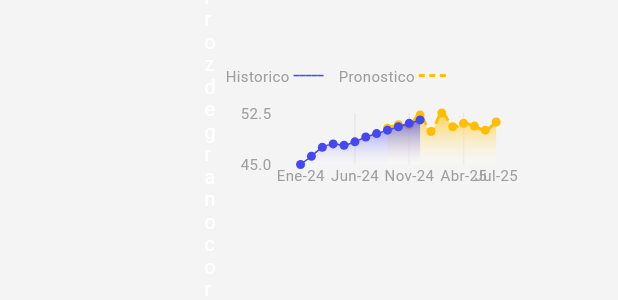
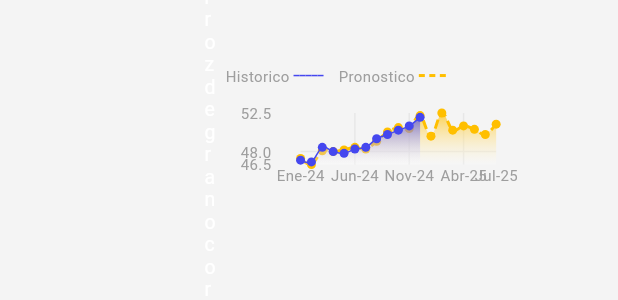
Before and after one commit to arthurcastrov/modelos_predictivos_agro, a Flutter app: the EmbededPrediccionPrecioArroz widget shown alone on an empty page, opened directly, on a phone screen of 412 x 824 dp. Shown: the part 525-825 px from the top of the screen. Run offline on Flutter 3.47's test engine with Material 3 defaults, Android fonts, the phone set to English and light mode, and no system bars; drawn by our look-alikes of dotted_line, fl_chart; our stand-ins replace file_picker, firebase_auth, firebase_core, font_awesome_flutter, go_router; missing offline and left inert: widgets_easier; accounts and stored records are empty; generated files the repository leaves out were written again; Roboto replaces fonts that are missing (Inter); statements that could not run were skipped.

Commit message:
:sparkles: Se modifica la grafica y los datos de las mismas para poder filtrar por al menos dos productos

```diff
--- /dev/null
+++ b/lib/components/datos_prueba.dart
@@ -0,0 +1,90 @@
+final Map<String, Map<String, Map<String, double>>> preciosTipoArroz = {
+  "ArrozGranoCorto": {
+    "historical": {
+      'Ene-24': 47.0,
+      'Feb-24': 46.8,
+      'Mar-24': 48.5,
+      'Abr-24': 48.0,
+      'May-24': 47.8,
+      'Jun-24': 48.3,
+      'Jul-24': 48.5,
+      'Ago-24': 49.5,
+      'Sep-24': 50.0,
+      'Oct-24': 50.5,
+      'Nov-24': 51.0,
+      'Dic-24': 52.0,
+      'Ene-25': 48.0,
+      'Feb-25': 52.5,
+      'Mar-25': 50.5,
+      'Abr-25': 51.0,
+      'May-25': 50.6,
+      'Jun-25': 50.0,
+      'Jul-25': 51.0,
+    },
+    "forecast": {
+      'Ene-24': 47.2,
+      'Feb-24': 46.5,
+      'Mar-24': 48.1,
+      'Abr-24': 48.0,
+      'May-24': 48.2,
+      'Jun-24': 48.5,
+      'Jul-24': 48.3,
+      'Ago-24': 49.2,
+      'Sep-24': 50.3,
+      'Oct-24': 50.8,
+      'Nov-24': 50.7,
+      'Dic-24': 52.2,
+      'Ene-25': 49.8,
+      'Feb-25': 52.5,
+      'Mar-25': 50.5,
+      'Abr-25': 51.0,
+      'May-25': 50.6,
+      'Jun-25': 50.0,
+      'Jul-25': 51.2,
+    },
+  },
+  "ArrozGranoMedio": {
+    "historical": {
+      'Ene-24': 134.5,
+      'Feb-24': 134.8,
+      'Mar-24': 137.9,
+      'Abr-24': 136.5,
+      'May-24': 135.5,
+      'Jun-24': 134.2,
+      'Jul-24': 135.0,
+      'Ago-24': 133.2,
+      'Sep-24': 134.3,
+      'Oct-24': 133.5,
+      'Nov-24': 134.0,
+      'Dic-24': 132.5,
+      'Ene-25': 132.9,
+      'Feb-25': 133.3,
+      'Mar-25': 125,
+      'Abr-25': 132,
+      'May-25': 129,
+      'Jun-25': 128,
+      'Jul-25': 126,
+    },
+    "forecast": {
+      'Ene-24': 134.9,
+      'Feb-24': 134.2,
+      'Mar-24': 137.5,
+      'Abr-24': 137.0,
+      'May-24': 135.1,
+      'Jun-24': 134.5,
+      'Jul-24': 134.8,
+      'Ago-24': 134.0,
+      'Sep-24': 133.8,
+      'Oct-24': 133.1,
+      'Nov-24': 134.5,
+      'Dic-24': 131.8,
+      'Ene-25': 132.9,
+      'Feb-25': 133.3,
+      'Mar-25': 137.5,
+      'Abr-25': 137.2,
+      'May-25': 136.8,
+      'Jun-25': 135.5,
+      'Jul-25': 136.2,
+    },
+  },
+};
--- a/lib/components/line_chart_graphic.dart
+++ b/lib/components/line_chart_graphic.dart
@@ -1,11 +1,14 @@
 import 'package:dotted_line/dotted_line.dart';
 import 'package:fl_chart/fl_chart.dart';
 import 'package:flutter/material.dart';
+import 'package:modelos_predictivos_agro/components/datos_prueba.dart';
 
 class LineChartGraphic extends StatefulWidget {
+  final String filtroTipoArroz;
   const LineChartGraphic({
     super.key,
     Color? tooltipTextColor,
+    required this.filtroTipoArroz,
     // Color? indicatorTouchedLineColor,
     // Color? indicatorTouchedSpotStrokeColor,
   }) : tooltipTextColor = tooltipTextColor ?? Colors.white;
@@ -21,51 +24,19 @@ class LineChartGraphic extends StatefulWidget {
 }
 
 class _LineChartGraphicState extends State<LineChartGraphic> {
-  final Map<String, double> priceData = {
-    'Ene-24': 45.0, // Históricos
-    'Feb-24': 46.2,
-    'Mar-24': 47.5,
-    'Abr-24': 48.0,
-    'May-24': 47.8,
-    'Jun-24': 48.3,
-    'Jul-24': 49.0,
-    'Ago-24': 49.5,
-    'Sep-24': 50.0,
-    'Oct-24': 50.5,
-    'Nov-24': 51.0,
-    'Dic-24': 51.5,
-    'Ene-25': 48.0,
-    'Feb-25': 52.5,
-    'Mar-25': 50.5,
-    'Abr-25': 51.0,
-    'May-25': 50.6,
-    'Jun-25': 50.0,
-    'Jul-25': 51.0,
-  };
-  final Map<String, double> forecastDataReview = {
-    'Sep-24': 50.3,
-    'Oct-24': 50.8,
-    'Nov-24': 50.7,
-    'Dic-24': 52.2,
-    'Ene-25': 49.8,
-    'Feb-25': 52.5,
-    'Mar-25': 50.5,
-    'Abr-25': 51.0,
-    'May-25': 50.6,
-    'Jun-25': 50.0,
-    'Jul-25': 51.2,
-  };
   late double touchedValue;
   bool fitInsideBottomTitle = true;
   bool fitInsideLeftTitle = false;
 
   @override
   Widget build(BuildContext context) {
-    final historicalData =
-        priceData.entries.where((entry) => !entry.key.endsWith('-25')).toList();
-
-    final forecastData = forecastDataReview.entries;
-    print(forecastData);
+    final Map<String, double> forecastData =
+        preciosTipoArroz[widget.filtroTipoArroz]!['forecast']!;
+    final Map<String, double> historicalData = Map.fromEntries(
+        preciosTipoArroz[widget.filtroTipoArroz]!['historical']!
+            .entries
+            .where((entry) => !entry.key.endsWith('-25'))
+            .toList());
 
     return Column(
       mainAxisAlignment: MainAxisAlignment.center,
@@ -128,6 +99,7 @@ class _LineChartGraphicState extends State<LineChartGraphic> {
             ),
             child: LineChart(
               LineChartData(
+                // Dibujar línea de pronostico, se dibuja debajo por eso esta de preimeras
                 lineBarsData: [
                   LineChartBarData(
                     dotData: FlDotData(
@@ -144,9 +116,9 @@ class _LineChartGraphicState extends State<LineChartGraphic> {
                     ),
                     // color: Colors.grey,
                     color: const Color(0xFFFFBF00),
-                    spots: forecastData
+                    spots: forecastData.entries
                         .map((entry) => FlSpot(
-                              priceData.keys
+                              forecastData.keys
                                   .toList()
                                   .indexOf(entry.key)
                                   .toDouble(),
@@ -184,9 +156,9 @@ class _LineChartGraphicState extends State<LineChartGraphic> {
                       },
                     ),
                     color: Theme.of(context).primaryColor,
-                    spots: historicalData
+                    spots: historicalData.entries
                         .map((entry) => FlSpot(
-                              priceData.keys
+                              historicalData.keys
                                   .toList()
                                   .indexOf(entry.key)
                                   .toDouble(),
@@ -227,9 +199,13 @@ class _LineChartGraphicState extends State<LineChartGraphic> {
                       showTitles: true,
                       getTitlesWidget: (value, meta) {
                         final index = value.toInt();
-                        if (index >= 0 && index < priceData.keys.length) {
+                        if (index >= 0 &&
+                            index <
+                                // dataTipoArrozFiltrada['ArrozGranoCorto']!
+                                forecastData.length) {
                           return Text(
-                            priceData.keys.toList()[index],
+                            // dataTipoArrozFiltrada['ArrozGranoCorto']!
+                            forecastData.keys.toList()[index],
                             style: const TextStyle(
                                 fontSize: 10.0, color: Colors.grey),
                           );
--- a/lib/screens/prediccion_precio_arroz_screen/prediccion_precio_arroz_screen.dart
+++ b/lib/screens/prediccion_precio_arroz_screen/prediccion_precio_arroz_screen.dart
@@ -12,7 +12,7 @@ class EmbededPrediccionPrecioArroz extends StatefulWidget {
 
 class _EmbededPrediccionPrecioArrozState
     extends State<EmbededPrediccionPrecioArroz> {
-  int _selectedValue = 1;
+  String _selectedValue = 'ArrozGranoCorto';
   @override
   Widget build(BuildContext context) {
     return Center(
@@ -59,7 +59,7 @@ class _EmbededPrediccionPrecioArrozState
                                   )
                                 ],
                               ),
-                              value: 1,
+                              value: 'ArrozGranoCorto',
                               groupValue: _selectedValue,
                               onChanged: (value) {
                                 setState(() {
@@ -73,16 +73,21 @@ class _EmbededPrediccionPrecioArrozState
                             subtitle: const Wrap(
                               crossAxisAlignment: WrapCrossAlignment.center,
                               children: [
-                                Text('Requiere suscripción premium '),
+                                Text('Incluido en tu suscripción '),
                                 Icon(
-                                  FontAwesomeIcons.crown,
+                                  FontAwesomeIcons.check,
                                   size: 10.0,
                                 )
                               ],
                             ),
-                            value: 2,
+                            value: 'ArrozGranoMedio',
                             groupValue: _selectedValue,
-                            onChanged: null,
+                            onChanged: (value) {
+                              setState(() {
+                                _selectedValue = value!;
+                              });
+                              print(_selectedValue);
+                            },
                           ),
                           RadioListTile(
                             visualDensity: VisualDensity.compact,
@@ -147,7 +152,9 @@ class _EmbededPrediccionPrecioArrozState
                     SizedBox(
                         height: 380.0,
                         width: MediaQuery.sizeOf(context).width * 0.45,
-                        child: const LineChartGraphic()),
+                        child: LineChartGraphic(
+                          filtroTipoArroz: _selectedValue,
+                        )),
                     const SizedBox(
                       height: 10.0,
                     ),
```
Also changed, not shown: lib/components/datos_grafica.json (added, +108 -0 lines).
